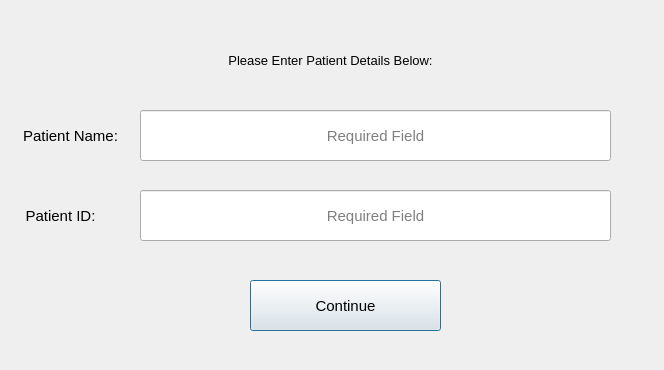
Before: the Qt Designer form Kinect-UI-Frame-web/Resources/UIResources/UI/uiFormat/PtInfoUI.ui in datax-lab/NIHAN-Kinect, drawn with Qt 5.
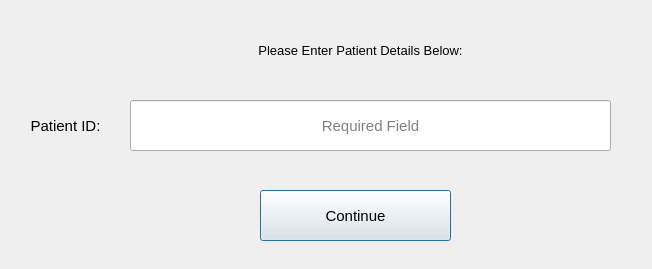
After: the same form once the commit is applied.

Commit message: seperated lines, but need to fix averaging

```diff
--- a/Kinect-UI-Frame-web/Resources/UIResources/UI/uiFormat/PtInfoUI.ui
+++ b/Kinect-UI-Frame-web/Resources/UIResources/UI/uiFormat/PtInfoUI.ui
@@ -6,40 +6,19 @@
    <rect>
     <x>0</x>
     <y>0</y>
-    <width>664</width>
-    <height>370</height>
+    <width>652</width>
+    <height>269</height>
    </rect>
   </property>
   <property name="windowTitle">
    <string>Gait and Kyphosis Analyzer</string>
   </property>
-  <widget class="QLabel" name="label">
-   <property name="geometry">
-    <rect>
-     <x>0</x>
-     <y>110</y>
-     <width>141</width>
-     <height>51</height>
-    </rect>
-   </property>
-   <property name="font">
-    <font>
-     <pointsize>11</pointsize>
-    </font>
-   </property>
-   <property name="text">
-    <string>Patient Name:</string>
-   </property>
-   <property name="alignment">
-    <set>Qt::AlignCenter</set>
-   </property>
-  </widget>
   <widget class="QLabel" name="label_2">
    <property name="geometry">
     <rect>
-     <x>-10</x>
-     <y>190</y>
-     <width>141</width>
+     <x>0</x>
+     <y>100</y>
+     <width>131</width>
      <height>51</height>
     </rect>
    </property>
@@ -55,39 +34,12 @@
     <set>Qt::AlignCenter</set>
    </property>
   </widget>
-  <widget class="QLineEdit" name="lineEdit">
-   <property name="geometry">
-    <rect>
-     <x>140</x>
-     <y>110</y>
-     <width>471</width>
-     <height>51</height>
-    </rect>
-   </property>
-   <property name="font">
-    <font>
-     <pointsize>11</pointsize>
-    </font>
-   </property>
-   <property name="text">
-    <string/>
-   </property>
-   <property name="alignment">
-    <set>Qt::AlignCenter</set>
-   </property>
-   <property name="placeholderText">
-    <string>Required Field</string>
-   </property>
-   <property name="clearButtonEnabled">
-    <bool>true</bool>
-   </property>
-  </widget>
   <widget class="QLineEdit" name="lineEdit_2">
    <property name="geometry">
     <rect>
-     <x>140</x>
-     <y>190</y>
-     <width>471</width>
+     <x>130</x>
+     <y>100</y>
+     <width>481</width>
      <height>51</height>
     </rect>
    </property>
@@ -115,8 +67,8 @@
   <widget class="QPushButton" name="pushButton_2">
    <property name="geometry">
     <rect>
-     <x>250</x>
-     <y>280</y>
+     <x>260</x>
+     <y>190</y>
      <width>191</width>
      <height>51</height>
     </rect>
@@ -133,9 +85,9 @@
   <widget class="QLabel" name="label_3">
    <property name="geometry">
     <rect>
-     <x>10</x>
-     <y>30</y>
-     <width>641</width>
+     <x>100</x>
+     <y>20</y>
+     <width>521</width>
      <height>61</height>
     </rect>
    </property>
```
The commit also changes 174 other files.
